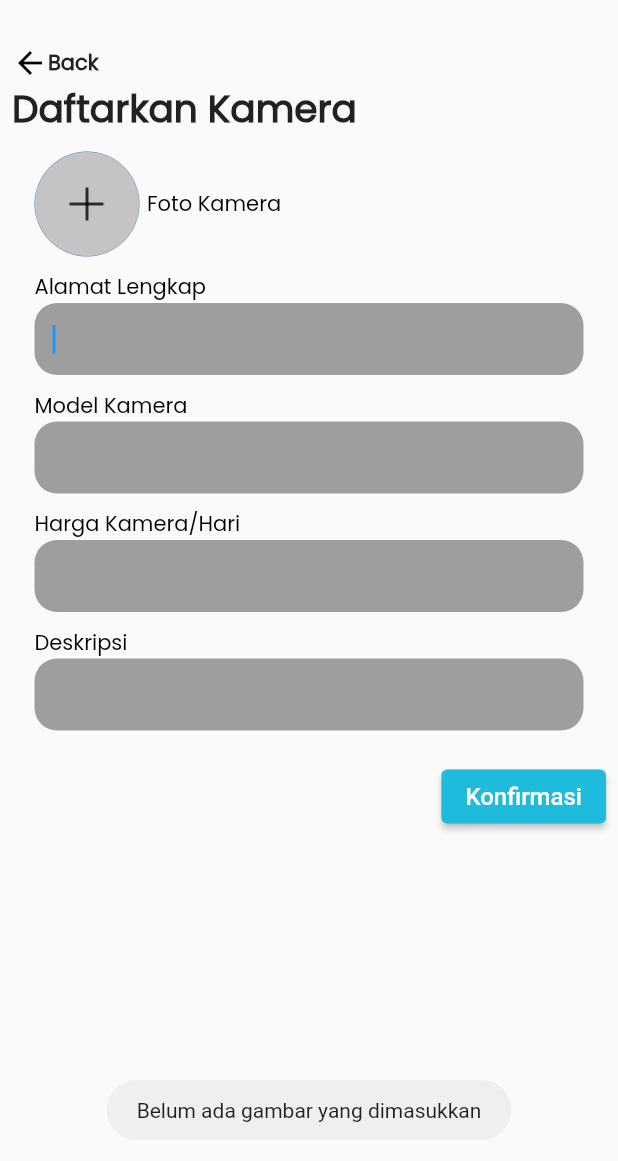
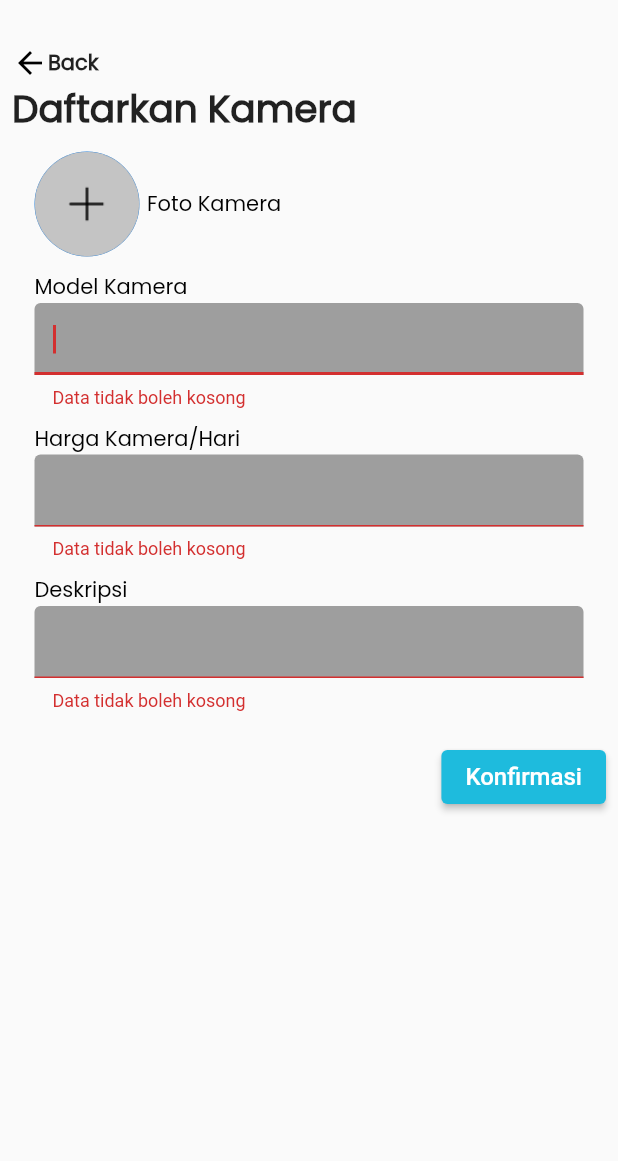
Before and after one commit to KrisnaCahya/PBM-A7, a Flutter app: the DaftarkanKamera screen opened directly, after a tap on "Konfirmasi", on a phone screen of 412 x 824 dp. Shown: the top 1161 px of the screen. Run offline on Flutter 3.47's test engine with Material 2 defaults, Android fonts, the phone set to English and light mode, and no system bars; our stand-ins replace cloud_firestore, email_validator, firebase_auth, firebase_core, firebase_storage, fluttertoast and 2 more; accounts and stored records are empty.

Commit message:
Upload data camera to firestore

```diff
--- a/lib/daftarkan_kamera.dart
+++ b/lib/daftarkan_kamera.dart
@@ -1,5 +1,6 @@
 import 'dart:io';
 import 'package:cloud_firestore/cloud_firestore.dart';
+import 'package:firebase_auth/firebase_auth.dart';
 import 'package:firebase_storage/firebase_storage.dart';
 import 'package:flutter/material.dart';
 import 'package:fluttertoast/fluttertoast.dart';
@@ -14,10 +15,9 @@ class DaftarkanKamera extends StatefulWidget {
 }
 
 class _DaftarkanKameraState extends State<DaftarkanKamera> {
+  final GlobalKey<FormState> _formKey = GlobalKey<FormState>();
+  final FirebaseAuth _auth = FirebaseAuth.instance;
 
-  final GlobalKey<FormState> _formKey = GlobalKey<FormState>();
-
-  TextEditingController ctrlAlamat = TextEditingController();
   TextEditingController ctrlNamaCam = TextEditingController();
   TextEditingController ctrlHarga = TextEditingController();
   TextEditingController ctrlDesk = TextEditingController();
@@ -31,11 +31,39 @@ class _DaftarkanKameraState extends State<DaftarkanKamera> {
     final imageTemp = File(image.path);
     setState(() => this.imageFile = imageTemp);
   }
+
+  String? image;
+  String? nama;
+  String? alamat;
+
+  void _getDataFromDatabase() async {
+    await FirebaseFirestore.instance
+        .collection('users')
+        .doc(FirebaseAuth.instance.currentUser!.uid)
+        .get()
+        .then((snapshot) async {
+      if (snapshot.exists) {
+        setState(() {
+          image = snapshot.data()!['userImage'];
+          nama = snapshot.data()!['NamaLengkap'];
+          alamat = snapshot.data()!['Alamat'];
+        });
+      }
+    });
+  }
+
+  @override
+  void initState() {
+    super.initState();
+    _getDataFromDatabase();
+  }
+
   @override
   Widget build(BuildContext context) {
     return Scaffold(
       body: Form(
         key: _formKey,
+        autovalidateMode: AutovalidateMode.onUserInteraction,
         child: Padding(
           padding: const EdgeInsetsDirectional.fromSTEB(8, 30, 8, 0),
           child: SingleChildScrollView(
@@ -90,16 +118,15 @@ class _DaftarkanKameraState extends State<DaftarkanKamera> {
                           GestureDetector(
                             onTap: () {
                               showModalBottomSheet(
-                            context: context,
-                            builder: ((Builder) => bottomSheet()));
+                                  context: context,
+                                  builder: ((Builder) => bottomSheet()));
                             },
                             child: CircleAvatar(
-                              radius: 35,
-                              backgroundImage: imageFile == null ?
-                              const AssetImage(
-                                      "assets/images/addimg.png"):
-                              Image.file(imageFile!).image
-                            ),
+                                radius: 35,
+                                backgroundImage: imageFile == null
+                                    ? const AssetImage(
+                                        "assets/images/addimg.png")
+                                    : Image.file(imageFile!).image),
                           ),
                           const Padding(
                             padding: EdgeInsetsDirectional.fromSTEB(5, 0, 0, 0),
@@ -112,38 +139,6 @@ class _DaftarkanKameraState extends State<DaftarkanKamera> {
                           ),
                         ],
                       ),
-                      const Padding(
-                        padding: EdgeInsetsDirectional.fromSTEB(0, 10, 0, 0),
-                        child: Text('Alamat Lengkap',
-                            style: TextStyle(
-                                fontFamily: 'Poppins',
-                                fontSize: 14,
-                                color: Colors.black,
-                                fontWeight: FontWeight.w500)),
-                      ),
-                      TextFormField(
-                        controller: ctrlAlamat,
-                        autofocus: true,
-                        obscureText: false,
-                        decoration: InputDecoration(
-                          enabledBorder: UnderlineInputBorder(
-                            borderSide: const BorderSide(
-                              color: Color(0x00000000),
-                              width: 1,
-                            ),
-                            borderRadius: BorderRadius.circular(15),
-                          ),
-                          focusedBorder: UnderlineInputBorder(
-                            borderSide: BorderSide(
-                              color: Color(0x00000000),
-                              width: 1,
-                            ),
-                            borderRadius: BorderRadius.circular(15),
-                          ),
-                          filled: true,
-                          fillColor: Color(0xFF9E9E9E),
-                        ),
-                      ),
                       Padding(
                         padding: EdgeInsetsDirectional.fromSTEB(0, 10, 0, 0),
                         child: Text('Model Kamera',
@@ -154,6 +149,12 @@ class _DaftarkanKameraState extends State<DaftarkanKamera> {
                                 fontWeight: FontWeight.w500)),
                       ),
                       TextFormField(
+                        validator: (value) {
+                          if (value == null || value.isEmpty) {
+                            return 'Data tidak boleh kosong';
+                          }
+                          return null;
+                        },
                         controller: ctrlNamaCam,
                         autofocus: true,
                         obscureText: false,
@@ -187,6 +188,13 @@ class _DaftarkanKameraState extends State<DaftarkanKamera> {
                       ),
                       TextFormField(
                         controller: ctrlHarga,
+                        keyboardType: TextInputType.number,
+                        validator: (value) {
+                          if (value == null || value.isEmpty) {
+                            return 'Data tidak boleh kosong';
+                          }
+                          return null;
+                        },
                         autofocus: true,
                         obscureText: false,
                         decoration: InputDecoration(
@@ -218,6 +226,12 @@ class _DaftarkanKameraState extends State<DaftarkanKamera> {
                                 fontWeight: FontWeight.w500)),
                       ),
                       TextFormField(
+                        validator: (value) {
+                          if (value == null || value.isEmpty) {
+                            return 'Data tidak boleh kosong';
+                          }
+                          return null;
+                        },
                         controller: ctrlDesk,
                         autofocus: true,
                         obscureText: false,
@@ -249,23 +263,32 @@ class _DaftarkanKameraState extends State<DaftarkanKamera> {
                       padding: EdgeInsetsDirectional.fromSTEB(0, 20, 0, 0),
                       child: ElevatedButton(
                           onPressed: () async {
-                            if (imageFile == null){
-                              Fluttertoast.showToast(msg: 'Belum ada gambar yang dimasukkan');
-                              return;
-                            }
-                            try{
-                              final ref = FirebaseStorage.instance.ref().child('cameraImage').child(DateTime.now().toString() +'.jpg');
+                            final isValidFrom =
+                                _formKey.currentState!.validate();
+                            if (isValidFrom) {
+                              final ref = FirebaseStorage.instance
+                                  .ref()
+                                  .child('cameraImages')
+                                  .child(DateTime.now().toString() + '.jpg');
                               await ref.putFile(imageFile!);
                               imageUrl = await ref.getDownloadURL();
-                              FirebaseFirestore.instance.collection('camera').doc('uid').set({
-                                'cameraImage': imageUrl,
+                              FirebaseFirestore.instance
+                                  .collection('camera')
+                                  .doc(DateTime.now().toString())
+                                  .set({
+                                'FotoKamera': imageUrl,
+                                'ModelKamera': ctrlNamaCam.text,
+                                'Harga': ctrlHarga.hashCode,
+                                'Deskripsi': ctrlDesk.text,
+                                'ProfilPict': image,
+                                'NamaToko': nama,
+                                'Alamat': alamat,
                               });
-                              Navigator.canPop(context)? Navigator.pop(context): null;
-                            } catch (error){
-                              Fluttertoast.showToast(msg: error.toString());
+                              print("Created New Account");
+                              Fluttertoast.showToast(
+                                  msg: 'Kamera Berhasil Ditambahkan');
                             }
                           },
-
                           child: Text(
                             'Konfirmasi',
                             style: TextStyle(
```
